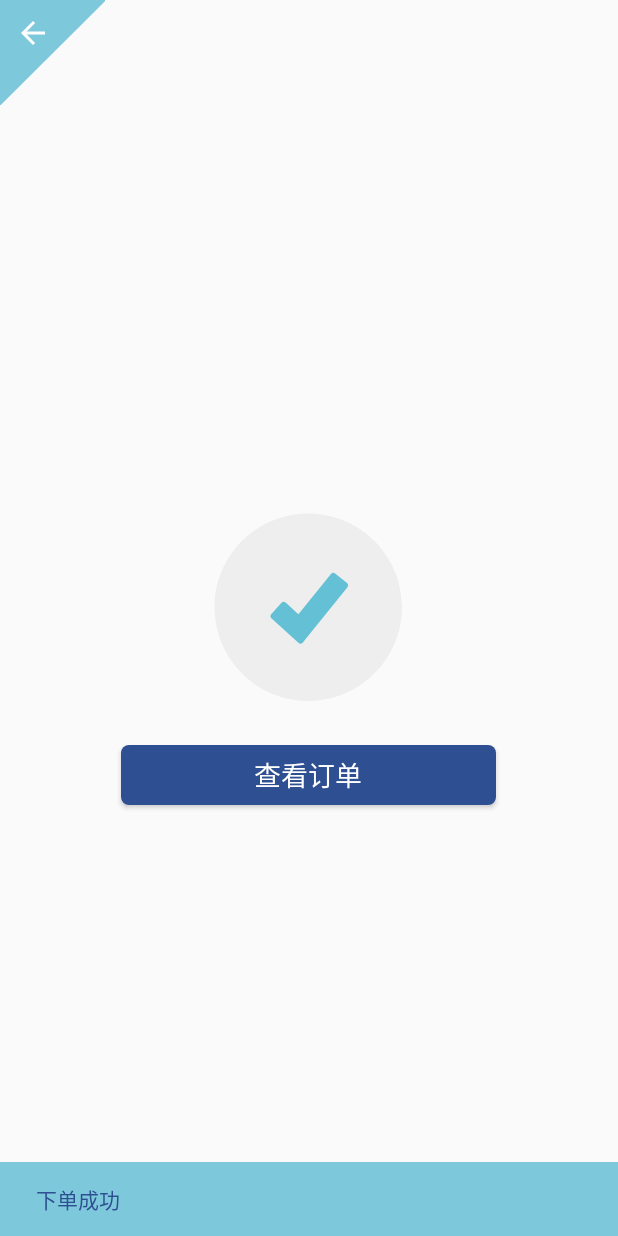
After one commit to CHwithKeY/TryOn, an Android app: the Order_Success_Act screen opened directly, with no data from a screen before it, on a phone screen of 412 x 824 dp. The commit adds this screen. Run offline under Robolectric (Android 15) with nearby library versions, the light colour scheme and no system bars.

Commit message:
Stable --- Fix Bug & Complete Feature:     Fix Bug:     --- 1. The Order_Success_Frag UI cannot cover the Order_Confirm_Act UI completely on the HuaWei mate 7.     ++ Now delete the Order_Success_Frag.java but add the Order_Success_Act.java to replace it. And fixed some bugs during the order confirming process.     --- 2. The dedicated url was wrong.     ++ Now the url has been pointed to BaoShen url.     --- 3. The user cannot make an order by the default setting, which means do not use the coupon.     ++ Now the value *couponNumber* has been initialized in the *varInit()* method.
    Complete Feature:
    ++ Add an image meaning order success on the Order_Confirm_Act.java UI.

```diff
--- a/app/build.gradle
+++ b/app/build.gradle
@@ -8,8 +8,8 @@ android {
         applicationId "wale_tech.tryon"
         minSdkVersion 15
         targetSdkVersion 25
-        versionCode 5
-        versionName "1.4"
+        versionCode 6
+        versionName "1.5"
     }
     buildTypes {
         release {
--- a/app/src/main/java/wale_tech/tryon/http/HttpAction.java
+++ b/app/src/main/java/wale_tech/tryon/http/HttpAction.java
@@ -88,7 +88,7 @@ public final class HttpAction {
     public void setDialog(String title, String msg) {
         dialog = new ProgressDialog(context);
 
-        dialog.setTitle(title);
+//        dialog.setTitle(title);
         dialog.setMessage(msg);
 
         // 不允许用户点击 dialog 外部从而导致 dialog 消失
--- a/app/src/main/java/wale_tech/tryon/http/HttpResult.java
+++ b/app/src/main/java/wale_tech/tryon/http/HttpResult.java
@@ -19,6 +19,8 @@ public final class HttpResult {
 
     public final static String UPDATE_NICKNAME_SUCCESS = "修改昵称成功";
     public final static String UPDATE_NICKNAME_SUCCESS_EN = "Update the nickname successfully";
+
+    public final static String ORDER_SUCCESS = "下单成功";
 
     // Response
     public final static String STATUS = "status";
--- a/app/src/main/java/wale_tech/tryon/http/HttpSet.java
+++ b/app/src/main/java/wale_tech/tryon/http/HttpSet.java
@@ -18,7 +18,7 @@ public final class HttpSet {
     public final static int DEDICATED_NET = 1;
 
     public final static String NORMAL_URL = "http://183.62.156.108:427/TryOnService/";
-    public final static String DEDICATED_URL = "http://10.10.5.119:8080/TryOnService/";
+    public final static String DEDICATED_URL = "http://192.168.2.211:8080/TryOnService/";
 
     public static String BASE_URL = "http://183.62.156.108:427/TryOnService/";
 
--- a/app/src/main/java/wale_tech/tryon/user/cart/orderPart/OrderConfirmAction.java
+++ b/app/src/main/java/wale_tech/tryon/user/cart/orderPart/OrderConfirmAction.java
@@ -104,9 +104,11 @@ public class OrderConfirmAction extends BaseAction {
         return couponAction.handleResponse(result);
     }
 
-    public void handleCreateOrderResponse(String result) throws JSONException {
+    public String handleCreateOrderResponse(String result) throws JSONException {
         JSONObject obj = new JSONObject(result);
-        showSnack(obj.getString(HttpResult.RESULT));
+        //        showSnack(order_status);
+
+        return obj.getString(HttpResult.RESULT);
     }
 
 
--- /dev/null
+++ b/app/src/main/java/wale_tech/tryon/user/cart/orderPart/Order_Success_Act.java
@@ -0,0 +1,82 @@
+package wale_tech.tryon.user.cart.orderPart;
+
+import android.content.Intent;
+import android.support.v7.app.AppCompatActivity;
+import android.os.Bundle;
+import android.view.View;
+import android.widget.Button;
+
+import org.json.JSONException;
+
+import wale_tech.tryon.R;
+import wale_tech.tryon.base.Base_Act;
+import wale_tech.tryon.user.cart.Cart_Act;
+import wale_tech.tryon.user.order.Order_Act;
+
+public class Order_Success_Act extends Base_Act implements View.OnClickListener {
+
+    @Override
+    protected void onCreate(Bundle savedInstanceState) {
+        super.onCreate(savedInstanceState);
+        setContentView(R.layout.activity_order_success_layout);
+
+        varInit();
+
+        setupToolbar();
+
+        setupOrderCheckBtn();
+    }
+
+    @Override
+    public void varInit() {
+        showSnack(0, "下单成功");
+    }
+
+    @Override
+    protected void setupToolbar() {
+        setBackBtn();
+    }
+
+    private void setupOrderCheckBtn() {
+        final Button check_order_btn = (Button) findViewById(R.id.order_success_check_order_btn);
+        check_order_btn.setOnClickListener(this);
+    }
+
+    @Override
+    public void onMultiHandleResponse(String tag, String result) throws JSONException {
+
+    }
+
+    @Override
+    public void onNullResponse(String tag) throws JSONException {
+
+    }
+
+    @Override
+    public void onPermissionAccepted(int permission_code) {
+
+    }
+
+    @Override
+    public void onPermissionRefused(int permission_code) {
+
+    }
+
+    @Override
+    public void onClick(View view) {
+        switch (view.getId()) {
+            case R.id.order_success_check_order_btn:
+                onCheckOrder();
+                break;
+
+            default:
+                break;
+        }
+    }
+
+    private void onCheckOrder() {
+        Intent order_int = new Intent(this, Order_Act.class);
+        startActivity(order_int);
+        finish();
+    }
+}
--- /dev/null
+++ b/app/src/main/res/drawable/image_order_success.xml
@@ -0,0 +1,29 @@
+<vector xmlns:android="http://schemas.android.com/apk/res/android"
+    android:width="94dp"
+    android:height="102dp"
+    android:viewportWidth="94"
+    android:viewportHeight="102">
+    <path
+        android:fillColor="#eee"
+        android:name="Shape 1 copy 5"
+        android:pathData="m46.9 7.86c21.57 0 39.05 17.49 39.05 39.06c0 21.57 -17.48 39.06 -39.05 39.06c-21.57 0 -39.05 -17.49 -39.05 -39.06c0 -21.57 17.48 -39.06 39.05 -39.06z" />
+    <path
+        android:fillColor="#eee"
+        android:fillAlpha="0.7"
+        android:name="Shape 1 copy 2"
+        android:pathData="m46.9 7.86c21.57 0 39.05 17.49 39.05 39.06c0 21.57 -17.48 39.06 -39.05 39.06c-21.57 0 -39.05 -17.49 -39.05 -39.06c0 -21.57 17.48 -39.06 39.05 -39.06z" />
+    <path
+        android:fillColor="#eee"
+        android:fillAlpha="0"
+        android:name="Shape 1 copy"
+        android:pathData="m46.9 7.86c21.57 0 39.05 17.49 39.05 39.06c0 21.57 -17.48 39.06 -39.05 39.06c-21.57 0 -39.05 -17.49 -39.05 -39.06c0 -21.57 17.48 -39.06 39.05 -39.06z" />
+    <path
+        android:fillColor="#eee"
+        android:name="Shape 1 copy 3"
+        android:pathData="m46.9 7.86c21.57 0 39.05 17.49 39.05 39.06c0 21.57 -17.48 39.06 -39.05 39.06c-21.57 0 -39.05 -17.49 -39.05 -39.06c0 -21.57 17.48 -39.06 39.05 -39.06z" />
+    <path
+        android:fillColor="#29aecb"
+        android:fillAlpha="0.7"
+        android:name="Shape 128"
+        android:pathData="m63.1 36.83 -4.98 -4.03c-0.53 -0.42 -1.3 -0.34 -1.73 0.18l-13.61 16.85l-5.33 -4.84c-0.5 -0.46 -1.28 -0.42 -1.73 0.08l-4.31 4.74c-0.45 0.5 -0.42 1.28 0.08 1.73l11.39 10.36c0.5 0.45 1.25 0.39 1.68 -0.13l4.02 -5.01c0.01 -0.01 0.01 -0.02 0.01 -0.03l14.69 -18.19c0.43 -0.52 0.34 -1.3 -0.19 -1.73z" />
+</vector>
--- a/app/src/main/res/layout/activity_cart_layout.xml
+++ b/app/src/main/res/layout/activity_cart_layout.xml
@@ -10,6 +10,7 @@
         android:id="@+id/cart_rv"
         android:layout_width="match_parent"
         android:layout_height="match_parent"
+        android:layout_marginTop="@dimen/item_divider"
         tools:listitem="@layout/recycler_shoe_cart_item" />
 
     <LinearLayout
--- a/app/src/main/res/layout/activity_order_confirm_layout.xml
+++ b/app/src/main/res/layout/activity_order_confirm_layout.xml
@@ -1,6 +1,5 @@
 <?xml version="1.0" encoding="utf-8"?>
 <RelativeLayout xmlns:android="http://schemas.android.com/apk/res/android"
-    xmlns:app="http://schemas.android.com/apk/res-auto"
     xmlns:tools="http://schemas.android.com/tools"
     android:id="@+id/activity_order_confirm_layout"
     android:layout_width="match_parent"
--- /dev/null
+++ b/app/src/main/res/layout/activity_order_success_layout.xml
@@ -0,0 +1,33 @@
+<?xml version="1.0" encoding="utf-8"?>
+<RelativeLayout xmlns:android="http://schemas.android.com/apk/res/android"
+    xmlns:tools="http://schemas.android.com/tools"
+    android:id="@+id/activity_order_success_layout"
+    android:layout_width="match_parent"
+    android:layout_height="match_parent"
+    tools:context="wale_tech.tryon.user.cart.orderPart.Order_Success_Act">
+
+    <ImageView
+        android:id="@+id/order_success_img"
+        android:layout_width="150dp"
+        android:layout_height="150dp"
+        android:layout_centerInParent="true"
+        android:layout_marginBottom="@dimen/item_divider"
+        android:scaleType="centerCrop"
+        android:src="@drawable/image_order_success" />
+
+    <Button
+        android:id="@+id/order_success_check_order_btn"
+        android:layout_width="250dp"
+        android:layout_height="40dp"
+        android:layout_below="@id/order_success_img"
+        android:layout_centerHorizontal="true"
+        android:background="@drawable/dw_color_assist_square_btn"
+        android:text="查看订单"
+        android:textColor="@android:color/white"
+        android:textSize="@dimen/text_large_size" />
+
+    <include layout="@layout/public_back_item" />
+
+    <include layout="@layout/public_snack_page" />
+
+</RelativeLayout>
```
Also changed, not shown: app/src/main/AndroidManifest.xml (+4 -5 lines), app/src/main/java/wale_tech/tryon/user/cart/orderPart/Order_Confirm_Act.java (+11 -5 lines), app/src/main/java/wale_tech/tryon/user/cart/orderPart/Order_Success_Frag.java (deleted, +0 -71 lines), app/src/main/res/layout/fragment_order_confirm_success_layout.xml (deleted, +0 -27 lines), 1 other file.
